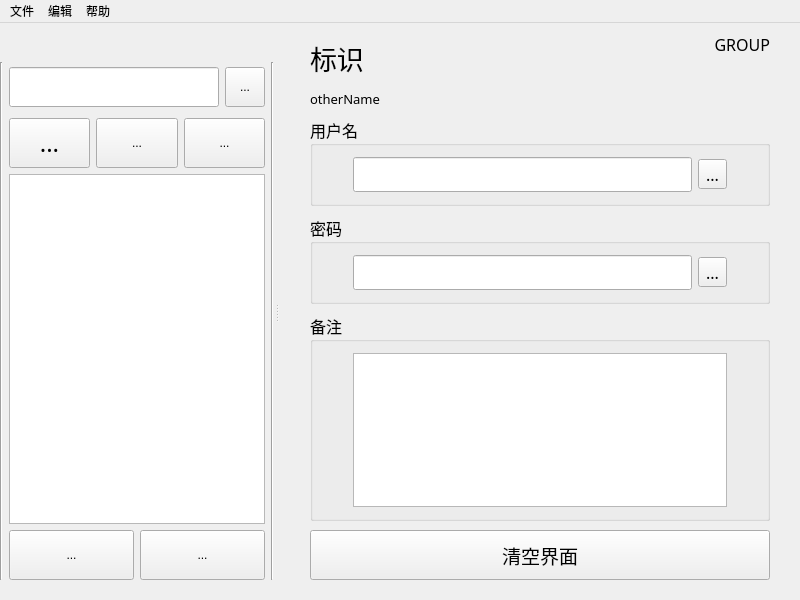
First picture: the form in qt_version/CipherManager/mainwindow.ui, repository Hermethus/CipherManager, before the edit.
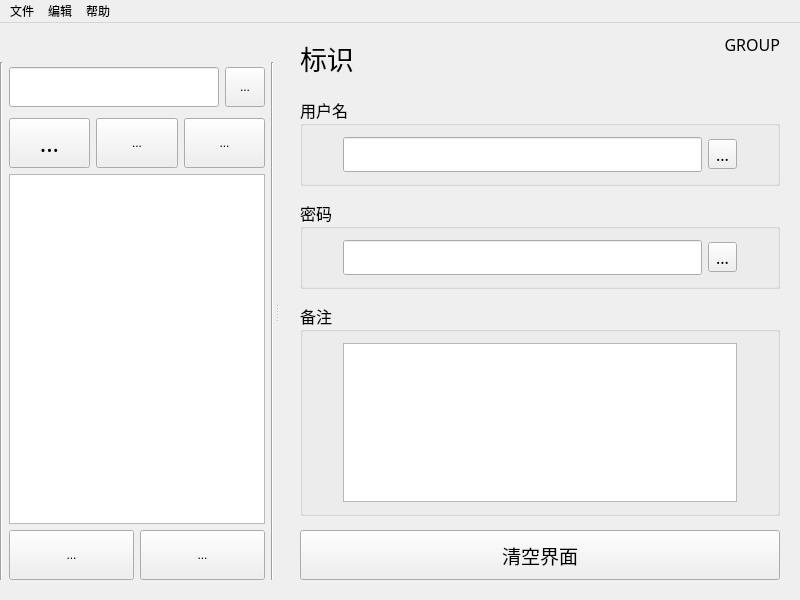
Second picture: the form after the edit. Icons and pictures are not drawn.

Patch:
```diff
--- a/qt_version/CipherManager/mainwindow.ui
+++ b/qt_version/CipherManager/mainwindow.ui
@@ -70,7 +70,7 @@
       </property>
       <property name="maximumSize">
        <size>
-        <width>500</width>
+        <width>600</width>
         <height>16777215</height>
        </size>
       </property>
@@ -190,22 +190,6 @@
            </layout>
           </widget>
          </item>
-         <item>
-          <widget class="QLabel" name="otherNameLabel">
-           <property name="font">
-            <font>
-             <family>等线</family>
-             <pointsize>10</pointsize>
-            </font>
-           </property>
-           <property name="text">
-            <string>otherName</string>
-           </property>
-           <property name="margin">
-            <number>4</number>
-           </property>
-          </widget>
-         </item>
          <item>
           <spacer name="verticalSpacer_2">
            <property name="orientation">
```
